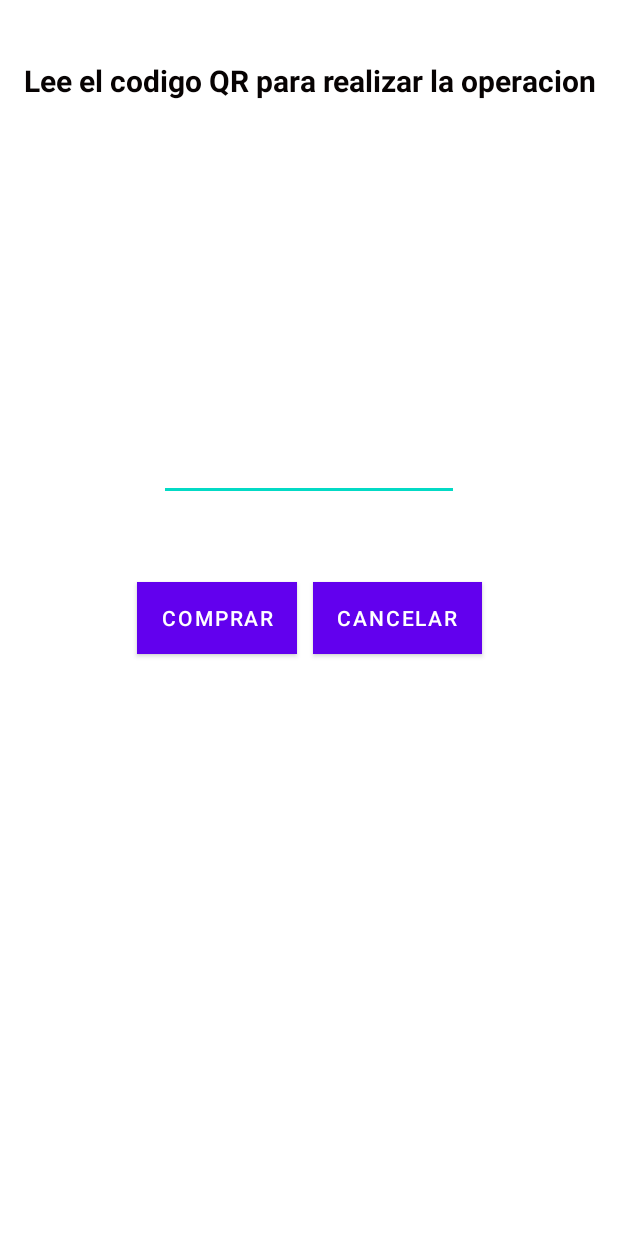
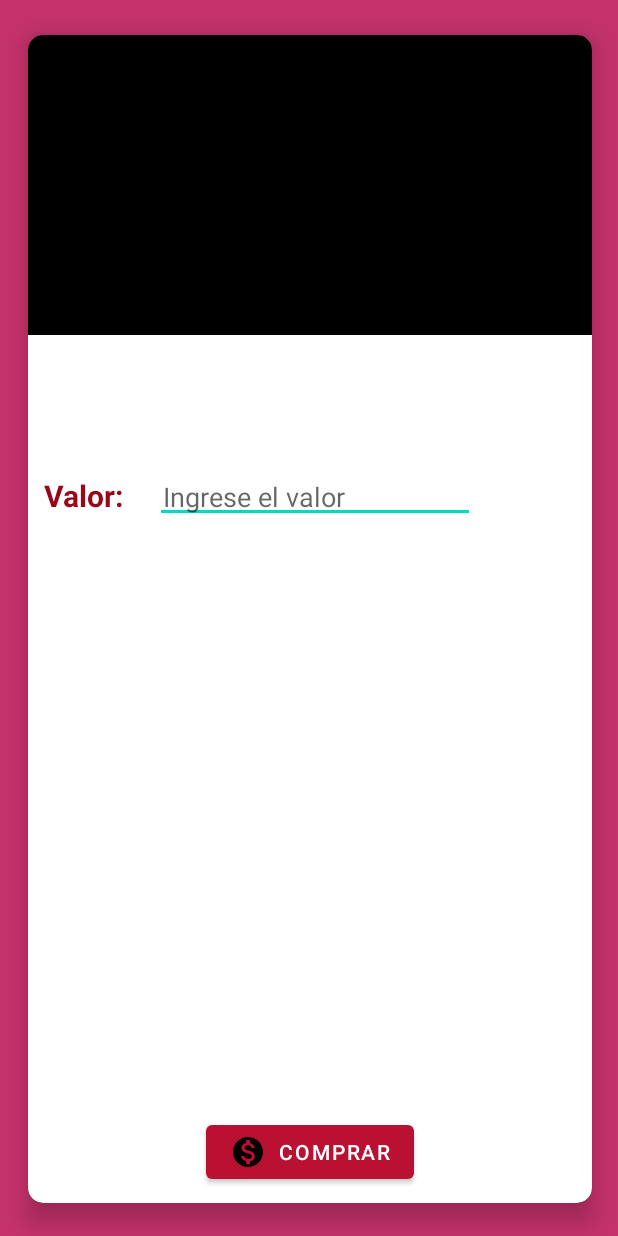
Before and after one commit to ferseba18/CarnavalTPM3, an Android app: the ActividadLectorQR screen opened directly, with no data from a screen before it, on a phone screen of 412 x 824 dp. Run offline under Robolectric (Android 15) with nearby library versions, the phone set to English and light mode, and no system bars; libraries missing offline, so code that uses them is left out: com.google.zxing.integration; 6 statements that could not run were skipped.

Commit message:
Modificado view de compras

```diff
--- a/app/src/main/java/com/example/carnaval/actividades/ActividadInicial.kt
+++ b/app/src/main/java/com/example/carnaval/actividades/ActividadInicial.kt
@@ -39,7 +39,7 @@ class ActividadInicial : AppCompatActivity() {
 
     private fun cargarBeneficiosDeEntrada() {
 
-        val codigo = binding.Codigo.text.toString()
+        val codigo = binding.Codigo.text.toString().lowercase()
 
         if (codigo.isEmpty()){
             Toast.makeText(this, "Ingrese el codigo de su entrada", Toast.LENGTH_SHORT).show()
--- a/app/src/main/java/com/example/carnaval/actividades/ActividadLectorQR.kt
+++ b/app/src/main/java/com/example/carnaval/actividades/ActividadLectorQR.kt
@@ -2,11 +2,15 @@ package com.example.carnaval.actividades
 
 import android.content.Intent
 import android.os.Bundle
+import android.text.Editable
+import android.widget.EditText
 import android.widget.Toast
 import androidx.appcompat.app.AppCompatActivity
+import androidx.core.view.isVisible
 import com.example.carnaval.databinding.ActivityActividadLectorQrBinding
 import com.example.carnaval.modelo.PuntoModel
 import com.example.carnaval.modelo.PuntoProvider
+import com.example.carnaval.modelo.StandProvider
 import com.google.zxing.integration.android.IntentIntegrator
 
 class ActividadLectorQR : AppCompatActivity() {
@@ -73,7 +77,7 @@ class ActividadLectorQR : AppCompatActivity() {
 
     private fun sePuedeRealizaeLaOperacion(valor: Int): Boolean {
 
-        val cantidadTotalDePuntos = cantidadTotalDePuntos(PuntoProvider.listaDePuntos)
+        val cantidadTotalDePuntos = PuntoProvider.cantidadTotalDePuntos()
         var confirmacion:Boolean =false
 
         if (PuntoProvider.listaDePuntos.isNotEmpty()){
@@ -95,18 +99,7 @@ class ActividadLectorQR : AppCompatActivity() {
         PuntoProvider.listaDePuntos.add(PuntoModel(valor, DESCRIPCION_PUNTOS))
     }
 
-    private fun tituloTransaccion(tipoDeTransaccion: Int) {
 
-        when (tipoDeTransaccion) {
-            PUNTOS_TRANSACCION -> {
-                binding.tituloTranaccion.text = DESCRIPCION_PUNTOS
-            }
-            INTENTOS_TRANSACCION -> {
-                binding.tituloTranaccion.text = DESCRIPCION_iNTENTO
-            }
-            else -> {}
-        }
-    }
 
     override fun onActivityResult(requestCode: Int, resultCode: Int, data: Intent?) {
 
@@ -117,17 +110,38 @@ class ActividadLectorQR : AppCompatActivity() {
                 menuPrincipal()
             } else {
 
-                val tipoDeTransaccion = result.contents.toInt()
-                tituloTransaccion(tipoDeTransaccion)
-                binding.btnComprar.setOnClickListener {
+                val nameTransaction = result.contents.toString()
 
-                    var valor = binding.editTextNumber.text.toString()
-                    transaccion(tipoDeTransaccion, valor.toInt())
-                }
+                Toast.makeText(this, nameTransaction, Toast.LENGTH_LONG)
+                    .show()
+                renderTransaction(nameTransaction)
             }
         } else {
             super.onActivityResult(requestCode, resultCode, data)
         }
+    }
+
+    private fun renderTransaction(nameTransaction: String) {
+
+        val standModel = StandProvider.getStandForName(nameTransaction)
+
+        if(nameTransaction.lowercase() == "juegos" ){
+            binding.description.text = standModel.description
+            binding.name.text = standModel.name
+            binding.image.setImageResource(standModel.image)
+            binding.priceEditable.isVisible = true
+            binding.price.isVisible = false
+            return
+        }
+
+
+
+        binding.description.text = standModel.description
+        binding.name.text = standModel.name
+        binding.image.setImageResource(standModel.image)
+        binding.price.text = standModel.price.toString()
+
+
     }
 
     private fun menuPrincipal() {
@@ -135,15 +149,5 @@ class ActividadLectorQR : AppCompatActivity() {
         startActivity(menuPrincipal)
     }
 
-    private fun cantidadTotalDePuntos(listaDePuntos: List<PuntoModel>): Int {
 
-        var cantidadTotalDePuntos = 0
-
-        listaDePuntos.forEach {
-            cantidadTotalDePuntos += it.cantidad
-        }
-
-        return cantidadTotalDePuntos
-
-    }
 }
--- a/app/src/main/java/com/example/carnaval/modelo/PuntoProvider.kt
+++ b/app/src/main/java/com/example/carnaval/modelo/PuntoProvider.kt
@@ -6,6 +6,23 @@ class PuntoProvider {
 
     companion object {
 
+        fun cantidadTotalDePuntos(): Int {
+
+            var cantidadTotalDePuntos = 0
+
+            if(listaDePuntos.isNotEmpty()){
+
+                listaDePuntos.forEach {
+                    cantidadTotalDePuntos += it.cantidad
+
+                }
+            }
+
+
+
+            return cantidadTotalDePuntos
+
+        }
 
         var listaDePuntos: MutableList<PuntoModel> = mutableListOf()
 
--- a/app/src/main/java/com/example/carnaval/modelo/StandProvider.kt
+++ b/app/src/main/java/com/example/carnaval/modelo/StandProvider.kt
@@ -5,22 +5,19 @@ import com.example.carnaval.R
 class StandProvider {
 
 
-
-
-
     companion object {
 
         var listadoPorCategoria: MutableList<StandModel> = mutableListOf()
-        lateinit var standForName:StandModel
+        lateinit var standForName: StandModel
 
-        fun getStandForName(nameStand:String):StandModel{
+        fun getStandForName(nameStand: String): StandModel {
             val nameStand = nameStand
 
 
 
             for (stand in listadoDeStands) {
 
-                if (stand.name == nameStand) {
+                if (stand.name.lowercase() == nameStand.lowercase()) {
                     standForName = stand
                 }
             }
@@ -33,13 +30,13 @@ class StandProvider {
 
             val category = category
 
-            if(listadoPorCategoria.isNotEmpty()){
+            if (listadoPorCategoria.isNotEmpty()) {
                 listadoPorCategoria.clear()
             }
 
             for (stand in listadoDeStands) {
 
-                if (stand.category == category) {
+                if (stand.category.lowercase() == category.lowercase()) {
                     listadoPorCategoria.add(stand)
                 }
             }
@@ -47,8 +44,6 @@ class StandProvider {
             return listadoPorCategoria
 
         }
-
-
 
 
         val listadoDeStands = listOf<StandModel>(
@@ -120,6 +115,13 @@ class StandProvider {
                 200,
                 "Juegos"
             ),
+            StandModel(
+                "Puntos",
+                "Kermes cashless es el sistema que te permite cargar dinero en tu aplicacion, adquirir productos gastronómicos y comprar merchandising en el festival. Para cargar tu aplicacion podes ingresar Leyendo el QR de los disponibles ",
+                R.drawable.puntos,
+                0,
+                "puntos"
+            )
         )
     }
 }
--- a/app/src/main/res/layout/activity_actividad_inicial.xml
+++ b/app/src/main/res/layout/activity_actividad_inicial.xml
@@ -27,13 +27,14 @@
         android:autofillHints=""
         android:ems="10"
         android:hint="@string/app_name"
-        android:inputType="textPassword"
+        android:inputType="text"
         android:minHeight="48dp"
         android:textColorHint="#757575"
         app:layout_constraintEnd_toEndOf="parent"
         app:layout_constraintStart_toStartOf="parent"
         app:layout_constraintTop_toBottomOf="@+id/imageView2"
-        tools:ignore="TouchTargetSizeCheck,SpeakableTextPresentCheck" />
+        tools:ignore="TouchTargetSizeCheck,SpeakableTextPresentCheck"
+        android:singleLine="true"/>
 
     <ImageView
         android:id="@+id/imageView"
--- a/app/src/main/res/layout/activity_actividad_lector_qr.xml
+++ b/app/src/main/res/layout/activity_actividad_lector_qr.xml
@@ -4,66 +4,133 @@
     xmlns:tools="http://schemas.android.com/tools"
     android:layout_width="match_parent"
     android:layout_height="match_parent"
+    android:background="#C5326C"
     tools:context=".actividades.ActividadLectorQR">
 
-    <TextView
-        android:id="@+id/tituloTranaccion"
-        android:layout_width="wrap_content"
-        android:layout_height="wrap_content"
-        android:text="Lee el codigo QR para realizar la operacion"
-        android:textAlignment="center"
-        android:textColor="#070303"
-        android:textSize="20sp"
-        android:textStyle="bold"
-        android:typeface="sans"
-        app:layout_constraintBottom_toBottomOf="parent"
-        app:layout_constraintEnd_toEndOf="parent"
-        app:layout_constraintStart_toStartOf="parent"
-        app:layout_constraintTop_toTopOf="parent"
-        app:layout_constraintVertical_bias="0.050000012" />
-
-    <LinearLayout
-        android:id="@+id/contenedorBtn"
-        android:layout_width="wrap_content"
-        android:layout_height="wrap_content"
+    <androidx.cardview.widget.CardView
+        android:layout_width="match_parent"
+        android:layout_height="match_parent"
+        android:layout_marginStart="5dp"
+        android:layout_marginTop="5dp"
+        android:layout_marginEnd="4dp"
+        android:layout_marginBottom="4dp"
+        android:clickable="true"
+        app:cardBackgroundColor="@color/white"
+        app:cardCornerRadius="10dp"
+        app:cardElevation="10dp"
+        app:cardMaxElevation="8dp"
+        app:cardPreventCornerOverlap="true"
+        app:cardUseCompatPadding="true"
         app:layout_constraintBottom_toBottomOf="parent"
         app:layout_constraintEnd_toEndOf="parent"
         app:layout_constraintStart_toStartOf="parent"
         app:layout_constraintTop_toTopOf="parent">
 
+        <LinearLayout
+            android:layout_width="match_parent"
+            android:layout_height="match_parent"
+            android:orientation="vertical">
+
+            <ImageView
+                android:id="@+id/image"
+                android:layout_width="match_parent"
+                android:layout_height="200dp"
+                android:adjustViewBounds="true"
+                android:background="@color/black"
+                android:scaleType="centerCrop" />
+
+            <TextView
+                android:id="@+id/name"
+                android:layout_width="match_parent"
+                android:layout_height="wrap_content"
+                android:layout_marginTop="5dp"
+                android:fontFamily="sans-serif"
+                android:padding="5dp"
+                android:textAlignment="center"
+                android:textColor="#0B0909"
+                android:textSize="25dp"
+                android:textStyle="bold" />
+
+            <TextView
+                android:id="@+id/description"
+                android:layout_width="match_parent"
+                android:layout_height="wrap_content"
+                android:fontFamily="sans-serif"
+                android:textAlignment="center"
+                android:textColor="#1B1818"
+                android:textSize="15dp"
+                android:textStyle="italic"
+                android:padding="5dp"/>
+
+            <LinearLayout
+                android:layout_width="match_parent"
+                android:layout_height="wrap_content"
+                android:orientation="horizontal"
+                android:padding="5dp">
+
+                <TextView
+                    android:layout_width="wrap_content"
+                    android:layout_height="wrap_content"
+                    android:fontFamily="sans-serif"
+                    android:padding="5dp"
+                    android:text="Valor: "
+                    android:textAlignment="textStart"
+                    android:textColor="#980617"
+                    android:textSize="20dp"
+                    android:textStyle="bold" />
+
+                <TextView
+                    android:id="@+id/price"
+                    android:layout_width="wrap_content"
+                    android:layout_height="wrap_content"
+                    android:fontFamily="sans-serif"
+                    android:padding="5dp"
+                    android:textAlignment="textStart"
+                    android:textColor="#0C0C0C"
+                    android:textSize="20dp"
+                    android:textStyle="bold" />
+
+
+
+                <EditText
+                    android:id="@+id/priceEditable"
+                    android:layout_width="wrap_content"
+                    android:layout_height="wrap_content"
+                    android:ems="10"
+                    android:padding="5dp"
+                    android:inputType="number"
+                    android:hint="Ingrese el valor"
+                    android:enabled="true"/>
+
+
+            </LinearLayout>
+
+            <RelativeLayout
+                android:layout_width="match_parent"
+                android:layout_height="match_parent"
+                android:padding="10sp">
+
                 <Button
                     android:id="@+id/btnComprar"
                     android:layout_width="wrap_content"
                     android:layout_height="wrap_content"
-            android:background="@color/color_verde"
+                    android:layout_marginBottom="0dp"
+                    android:clickable="true"
+                    android:layout_centerInParent="true"
+                    android:layout_alignParentBottom="true"
                     android:text="COMPRAR"
-            android:layout_margin="5dp"/>
+                    app:backgroundTint="#BA1132"
+                    android:drawableLeft="@drawable/ic_baseline_monetization_on_24"/>
 
-        <Button
-            android:id="@+id/btnCancelar"
-            android:layout_width="wrap_content"
-            android:layout_height="wrap_content"
-            android:background="@color/color_verde"
-            android:text="CANCELAR"
-            android:layout_margin="5dp"/>
+            </RelativeLayout>
+
+
+
 
         </LinearLayout>
 
+    </androidx.cardview.widget.CardView>
 
-    <EditText
-        android:id="@+id/editTextNumber"
-        android:layout_width="200dp"
-        android:layout_height="wrap_content"
-        android:layout_marginBottom="8dp"
-        android:ems="10"
-        android:inputType="number"
-        android:outlineAmbientShadowColor="@color/black"
-        android:textColor="@color/black"
-        android:textSize="30dp"
-        app:layout_constraintBottom_toTopOf="@+id/contenedorBtn"
-        app:layout_constraintEnd_toEndOf="parent"
-        app:layout_constraintStart_toStartOf="parent"
-        app:layout_constraintTop_toTopOf="parent"
-        app:layout_constraintVertical_bias="0.87" />
+
 
 </androidx.constraintlayout.widget.ConstraintLayout>
--- a/app/src/main/res/layout/activity_stand_description.xml
+++ b/app/src/main/res/layout/activity_stand_description.xml
@@ -73,7 +73,7 @@
                     android:layout_height="wrap_content"
                     android:fontFamily="sans-serif"
                     android:padding="5dp"
-                    android:text="Valor de la entrada : "
+                    android:text="Valor : "
                     android:textAlignment="textStart"
                     android:textColor="#061C98"
                     android:textSize="20dp"
```
Also changed, not shown: app/src/main/res/drawable/puntos.jpg (added). Lines whose indentation alone changed are shown as unchanged.
